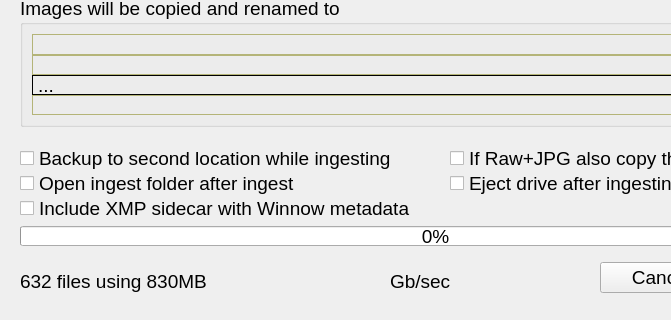
First picture: the form in Dialogs/ingestdlg.ui, repository towhee/Winnow64, before the edit; both pictures show x 0 to 671 and y 554 to 874 of the 873 by 874 pixel window.
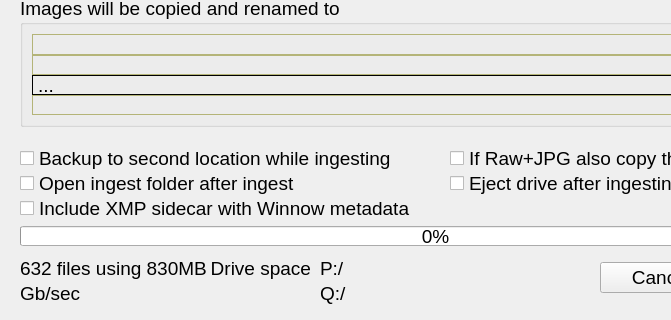
Second picture: the form after the edit.

```diff
--- a/Dialogs/ingestdlg.ui
+++ b/Dialogs/ingestdlg.ui
@@ -1499,9 +1499,9 @@
    <property name="geometry">
     <rect>
      <x>20</x>
-     <y>820</y>
-     <width>351</width>
-     <height>31</height>
+     <y>810</y>
+     <width>201</width>
+     <height>25</height>
     </rect>
    </property>
    <property name="font">
@@ -1708,16 +1708,58 @@
   <widget class="QLabel" name="gbsLabel">
    <property name="geometry">
     <rect>
-     <x>390</x>
-     <y>820</y>
-     <width>141</width>
-     <height>31</height>
+     <x>20</x>
+     <y>835</y>
+     <width>181</width>
+     <height>25</height>
     </rect>
    </property>
    <property name="text">
     <string>Gb/sec</string>
    </property>
   </widget>
+  <widget class="QLabel" name="drive">
+   <property name="geometry">
+    <rect>
+     <x>320</x>
+     <y>810</y>
+     <width>141</width>
+     <height>25</height>
+    </rect>
+   </property>
+   <property name="text">
+    <string>P:/</string>
+   </property>
+  </widget>
+  <widget class="QLabel" name="drive_2">
+   <property name="geometry">
+    <rect>
+     <x>320</x>
+     <y>835</y>
+     <width>141</width>
+     <height>25</height>
+    </rect>
+   </property>
+   <property name="text">
+    <string>Q:/</string>
+   </property>
+  </widget>
+  <widget class="QLabel" name="label">
+   <property name="geometry">
+    <rect>
+     <x>210</x>
+     <y>810</y>
+     <width>101</width>
+     <height>25</height>
+    </rect>
+   </property>
+   <property name="text">
+    <string>Drive space</string>
+   </property>
+   <property name="alignment">
+    <set>Qt::AlignRight|Qt::AlignTrailing|Qt::AlignVCenter</set>
+   </property>
+  </widget>
  </widget>
  <resources/>
  <connections/>
```
